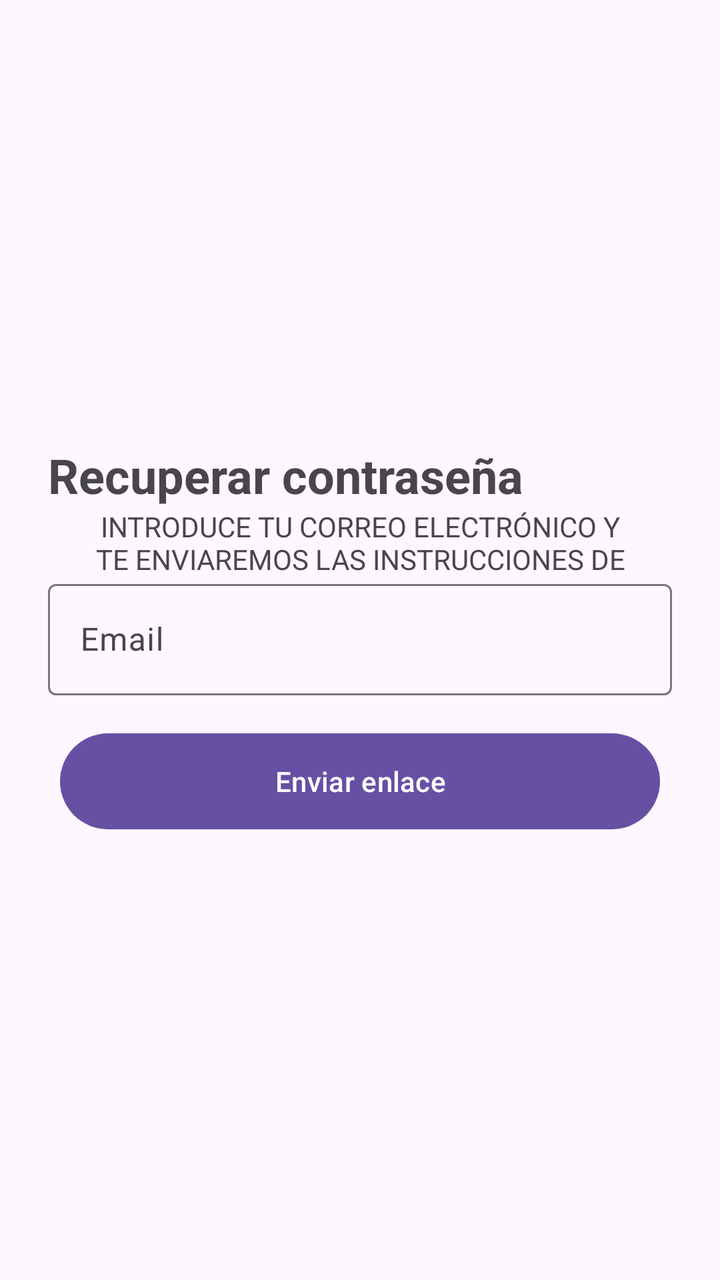
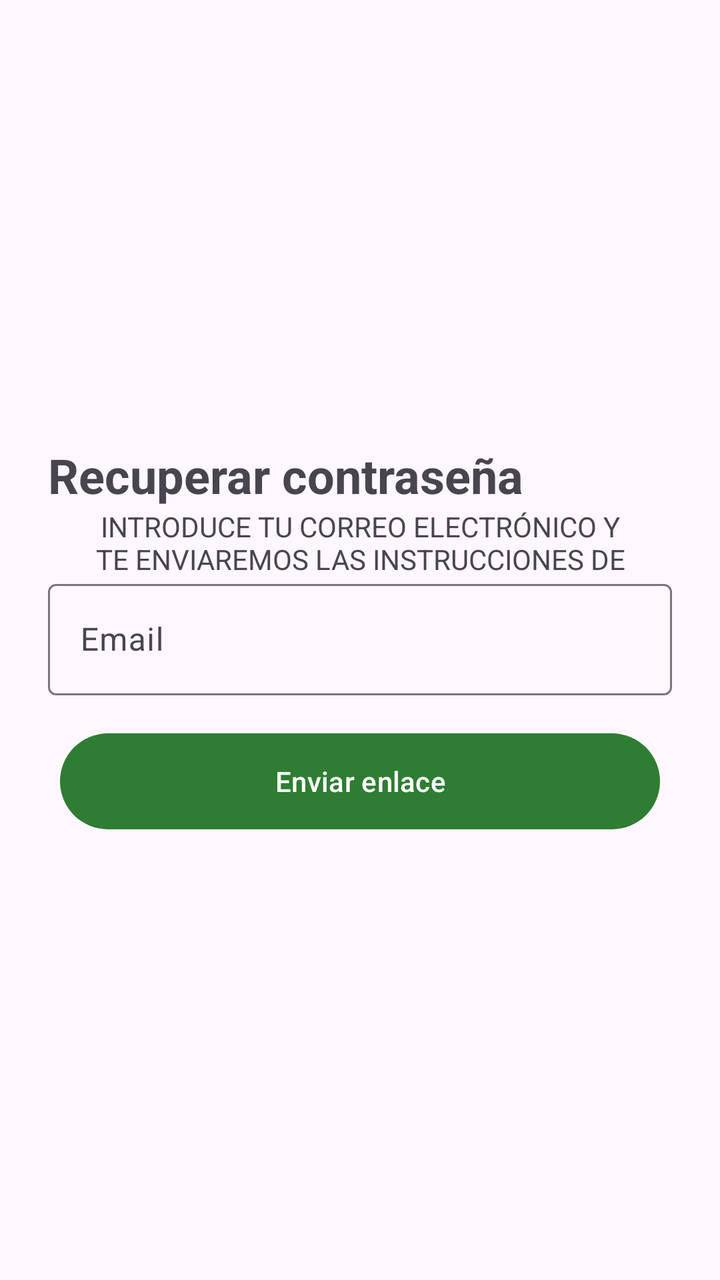

An Android layout rendered at two revisions. The XML below is the earlier revision; the diff shows what the commit changed to produce the second picture.
<!-- AndroidManifest.xml: application theme Theme.CestaFamiliar -->
<!-- res/layout/activity_recu_password.xml -->
<?xml version="1.0" encoding="utf-8"?>
<LinearLayout xmlns:android="http://schemas.android.com/apk/res/android"
    xmlns:app="http://schemas.android.com/apk/res-auto"
    android:id="@+id/layout_recu_password"
    android:layout_width="match_parent"
    android:layout_height="match_parent"
    android:layout_gravity="end"
    android:gravity="center"
    android:orientation="vertical"
    android:padding="24dp">

    <TextView
        android:id="@+id/tv_titulo"
        android:layout_width="match_parent"
        android:layout_height="wrap_content"
        android:text="@string/title_recuperar"
        android:textSize="24sp"
        android:textStyle="bold" />

    <TextView
        android:id="@+id/tv_subtitulo"
        android:layout_width="match_parent"
        android:layout_height="33dp"
        android:text="@string/subtitle_recuperar"
        android:textAlignment="center"
        android:textAllCaps="true" />

    <com.google.android.material.textfield.TextInputLayout
        android:id="@+id/til_email"
        android:layout_width="match_parent"
        android:layout_height="76dp"
        app:hintAnimationEnabled="false">

        <com.google.android.material.textfield.TextInputEditText
            android:id="@+id/et_email"
            android:layout_width="match_parent"
            android:layout_height="wrap_content"
            android:hint="@string/hint_email"
            android:inputType="textEmailAddress" />
    </com.google.android.material.textfield.TextInputLayout>

    <Button
        android:id="@+id/btn_enviar_enlace"
        android:layout_width="300dp"
        android:layout_height="56dp"
        android:text="@string/btn_enviar_enlace" />

</LinearLayout>
<!-- resources referenced by this layout -->
<resources>
  <string name="btn_enviar_enlace">Enviar enlace</string>
  <string name="hint_email">Email</string>
  <string name="subtitle_recuperar">Introduce tu correo electrónico y te enviaremos las instrucciones de restablecimiento.</string>
  <string name="title_recuperar">Recuperar contraseña</string>
  <style name="Theme.CestaFamiliar" parent="Base.Theme.CestaFamiliar" />
  <style name="Base.Theme.CestaFamiliar" parent="Theme.Material3.DayNight.NoActionBar">
          
          
      </style>
</resources>

<!-- the commit's change to res/layout/activity_recu_password.xml (unified diff, before → after) -->
@@ -39,10 +39,12 @@
             android:inputType="textEmailAddress" />
     </com.google.android.material.textfield.TextInputLayout>
 
-    <Button
+    <com.google.android.material.button.MaterialButton
         android:id="@+id/btn_enviar_enlace"
         android:layout_width="300dp"
         android:layout_height="56dp"
-        android:text="@string/btn_enviar_enlace" />
+        android:text="@string/btn_enviar_enlace"
+        app:backgroundTint="@color/green_primary"
+        app:rippleColor="@color/green_ripple" />
 
 </LinearLayout>
<!-- resource entries referenced after the edit -->
@@ -1,5 +1,7 @@
 <!-- resources referenced by this layout -->
 <resources>
+  <color name="green_primary">#2E7D32</color>
+  <color name="green_ripple">#4D2E7D32</color>
   <string name="btn_enviar_enlace">Enviar enlace</string>
   <string name="hint_email">Email</string>
   <string name="subtitle_recuperar">Introduce tu correo electrónico y te enviaremos las instrucciones de restablecimiento.</string>
@@ -7,7 +9,18 @@
   <style name="Theme.CestaFamiliar" parent="Base.Theme.CestaFamiliar" />
   <style name="Base.Theme.CestaFamiliar" parent="Theme.Material3.DayNight.NoActionBar">
           
-          
+          <item name="colorPrimary">@color/green_primary</item>
+          <item name="colorOnPrimary">@color/green_on_primary</item>
+          <item name="colorPrimaryContainer">@color/green_primary_container</item>
+          <item name="colorOnPrimaryContainer">@color/green_on_primary_container</item>
+          <item name="colorSecondary">@color/green_secondary</item>
+          <item name="colorOnSecondary">@color/green_on_secondary</item>
+          <item name="colorControlHighlight">@color/green_ripple</item>
       </style>
+  <color name="green_on_primary">#FFFFFF</color>
+  <color name="green_primary_container">#DCEDC8</color>
+  <color name="green_on_primary_container">#1B5E20</color>
+  <color name="green_secondary">#43A047</color>
+  <color name="green_on_secondary">#FFFFFF</color>
 </resources>
 
